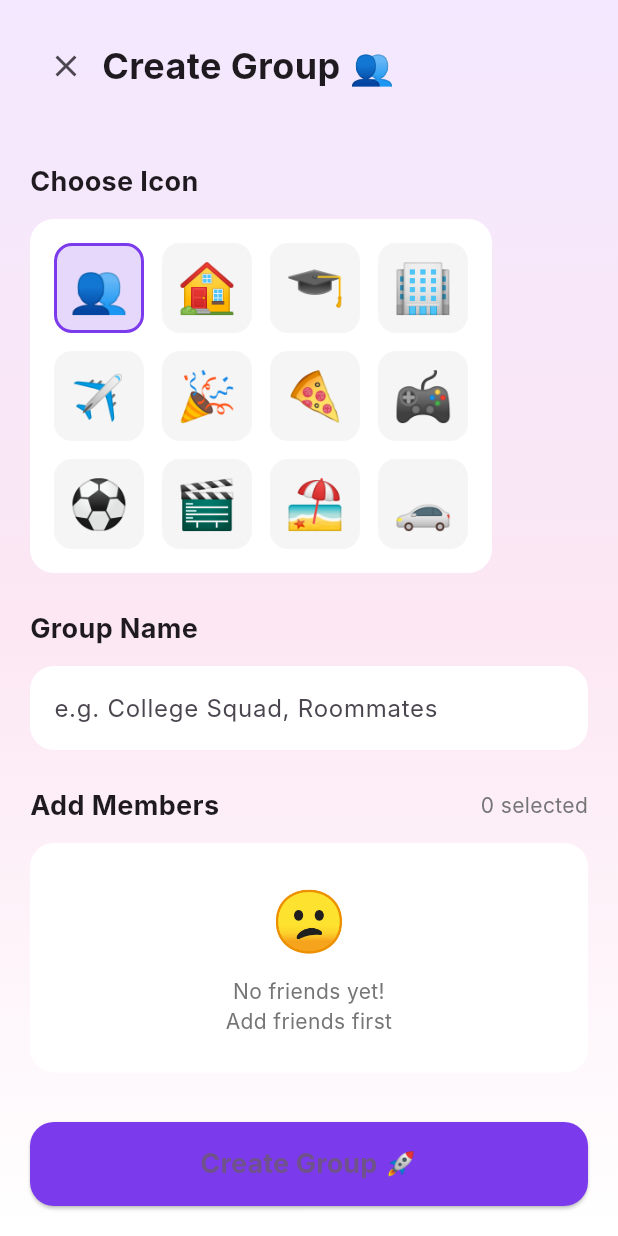
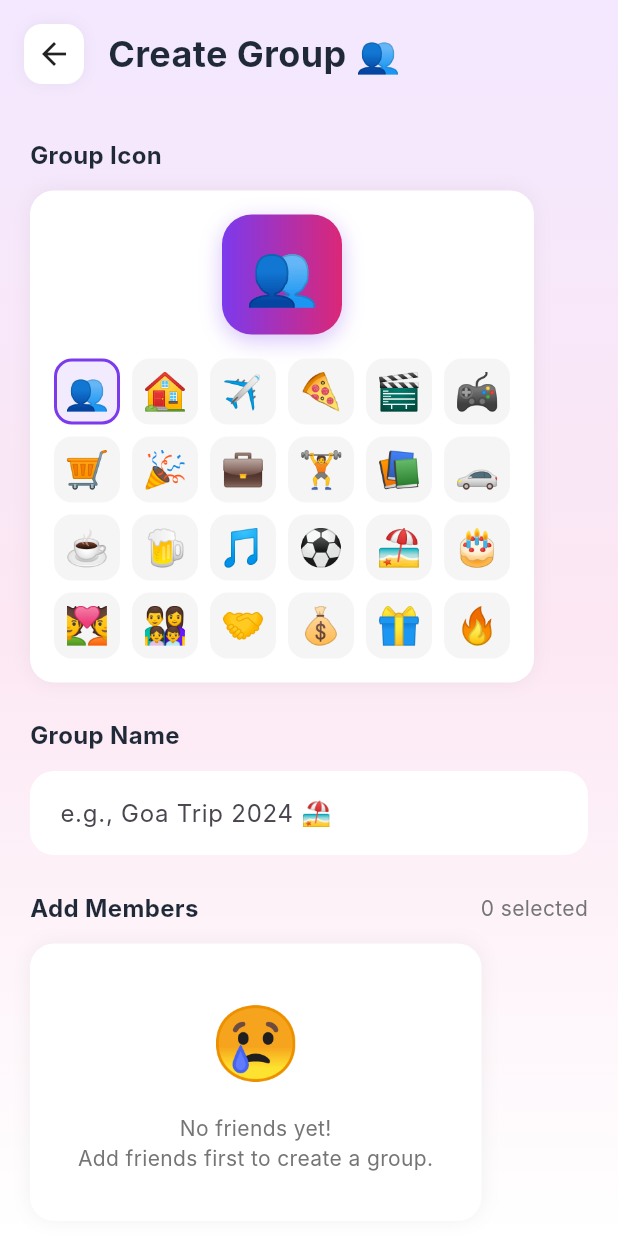
Before and after one commit to lakshyajais29/Expense-Tracker, a Flutter app: the HomeDashboard screen opened directly, after a tap on "Add Group", on a phone screen of 412 x 824 dp. Run offline on Flutter 3.47's test engine with Material 3 defaults, Android fonts, the phone set to English and light mode, and no system bars; our stand-ins replace cloud_firestore, firebase_auth, firebase_core, google_sign_in; accounts and stored records are empty; network calls fail; Roboto replaces fonts that are missing (Inter).

Commit message:
Third Commit

```diff
--- a/lib/screens/groups/create_group_screen.dart
+++ b/lib/screens/groups/create_group_screen.dart
@@ -0,0 +1,530 @@
+// lib/screens/groups/create_group_screen.dart
+
+import 'package:flutter/material.dart';
+import 'package:firebase_auth/firebase_auth.dart';
+import '../../services/firestore_service.dart';
+import '../../models/app_models.dart';
+import '../../utils/toast_helper.dart';
+
+class CreateGroupScreen extends StatefulWidget {
+  const CreateGroupScreen({Key? key}) : super(key: key);
+
+  @override
+  State<CreateGroupScreen> createState() => _CreateGroupScreenState();
+}
+
+class _CreateGroupScreenState extends State<CreateGroupScreen> {
+  final _formKey = GlobalKey<FormState>();
+  final _nameController = TextEditingController();
+  final _firestoreService = FirestoreService();
+
+  String _selectedIcon = '👥';
+  List<AppUser> _friends = [];
+  List<AppUser> _selectedMembers = [];
+  bool _isLoading = false;
+  bool _isFriendsLoading = true;
+
+  // Available group icons
+  final List<String> _groupIcons = [
+    '👥', '🏠', '✈️', '🍕', '🎬', '🎮', '🛒', '🎉',
+    '💼', '🏋️', '📚', '🚗', '☕', '🍺', '🎵', '⚽',
+    '🏖️', '🎂', '💑', '👨‍👩‍👧‍👦', '🤝', '💰', '🎁', '🔥',
+  ];
+
+  @override
+  void initState() {
+    super.initState();
+    _loadFriends();
+  }
+
+  Future<void> _loadFriends() async {
+    try {
+      final currentUser = FirebaseAuth.instance.currentUser;
+      if (currentUser != null) {
+        _firestoreService.getFriends(currentUser.uid).listen((friends) {
+          if (mounted) {
+            setState(() {
+              _friends = friends;
+              _isFriendsLoading = false;
+            });
+          }
+        });
+      }
+    } catch (e) {
+      setState(() => _isFriendsLoading = false);
+    }
+  }
+
+  @override
+  void dispose() {
+    _nameController.dispose();
+    super.dispose();
+  }
+
+  Future<void> _createGroup() async {
+    if (!_formKey.currentState!.validate()) return;
+
+    if (_selectedMembers.isEmpty) {
+      ToastHelper.showError(context, 'Select at least 1 member!');
+      return;
+    }
+
+    setState(() => _isLoading = true);
+
+    try {
+      final currentUser = FirebaseAuth.instance.currentUser;
+      if (currentUser == null) {
+        ToastHelper.showError(context, 'Please login again');
+        return;
+      }
+
+      // Include current user in members
+      final memberIds = [
+        currentUser.uid,
+        ..._selectedMembers.map((m) => m.uid),
+      ];
+
+      final groupId = await _firestoreService.createGroup(
+        name: _nameController.text.trim(),
+        icon: _selectedIcon,
+        memberIds: memberIds,
+        createdBy: currentUser.uid,
+      );
+
+      if (groupId != null) {
+        ToastHelper.showSuccess(context, 'Group "${_nameController.text}" created! 🎉');
+        Navigator.pop(context, true); // Return true to refresh home
+      } else {
+        ToastHelper.showError(context, 'Failed to create group');
+      }
+    } catch (e) {
+      ToastHelper.showError(context, 'Error: $e');
+    } finally {
+      if (mounted) {
+        setState(() => _isLoading = false);
+      }
+    }
+  }
+
+  @override
+  Widget build(BuildContext context) {
+    return Scaffold(
+      body: Container(
+        decoration: const BoxDecoration(
+          gradient: LinearGradient(
+            begin: Alignment.topCenter,
+            end: Alignment.bottomCenter,
+            colors: [
+              Color(0xFFF3E8FF),
+              Color(0xFFFCE7F3),
+              Colors.white,
+            ],
+          ),
+        ),
+        child: SafeArea(
+          child: Column(
+            children: [
+              _buildAppBar(),
+              Expanded(
+                child: SingleChildScrollView(
+                  padding: const EdgeInsets.all(20),
+                  child: Form(
+                    key: _formKey,
+                    child: Column(
+                      crossAxisAlignment: CrossAxisAlignment.start,
+                      children: [
+                        _buildIconSelector(),
+                        const SizedBox(height: 24),
+                        _buildNameField(),
+                        const SizedBox(height: 24),
+                        _buildMembersSection(),
+                        const SizedBox(height: 32),
+                        _buildCreateButton(),
+                      ],
+                    ),
+                  ),
+                ),
+              ),
+            ],
+          ),
+        ),
+      ),
+    );
+  }
+
+  Widget _buildAppBar() {
+    return Container(
+      padding: const EdgeInsets.all(16),
+      child: Row(
+        children: [
+          InkWell(
+            onTap: () => Navigator.pop(context),
+            child: Container(
+              padding: const EdgeInsets.all(8),
+              decoration: BoxDecoration(
+                color: Colors.white,
+                borderRadius: BorderRadius.circular(12),
+                boxShadow: [
+                  BoxShadow(
+                    color: Colors.black.withOpacity(0.05),
+                    blurRadius: 8,
+                  ),
+                ],
+              ),
+              child: const Icon(Icons.arrow_back, size: 24),
+            ),
+          ),
+          const SizedBox(width: 16),
+          const Text(
+            'Create Group 👥',
+            style: TextStyle(
+              fontSize: 24,
+              fontWeight: FontWeight.bold,
+              color: Color(0xFF1F2937),
+            ),
+          ),
+        ],
+      ),
+    );
+  }
+
+  Widget _buildIconSelector() {
+    return Column(
+      crossAxisAlignment: CrossAxisAlignment.start,
+      children: [
+        const Text(
+          'Group Icon',
+          style: TextStyle(
+            fontSize: 16,
+            fontWeight: FontWeight.bold,
+            color: Color(0xFF1F2937),
+          ),
+        ),
+        const SizedBox(height: 12),
+        Container(
+          padding: const EdgeInsets.all(16),
+          decoration: BoxDecoration(
+            color: Colors.white,
+            borderRadius: BorderRadius.circular(16),
+            boxShadow: [
+              BoxShadow(
+                color: Colors.black.withOpacity(0.05),
+                blurRadius: 10,
+              ),
+            ],
+          ),
+          child: Column(
+            children: [
+              // Selected icon preview
+              Container(
+                width: 80,
+                height: 80,
+                decoration: BoxDecoration(
+                  gradient: const LinearGradient(
+                    colors: [Color(0xFF7C3AED), Color(0xFFDB2777)],
+                  ),
+                  borderRadius: BorderRadius.circular(20),
+                  boxShadow: [
+                    BoxShadow(
+                      color: const Color(0xFF7C3AED).withOpacity(0.3),
+                      blurRadius: 12,
+                      offset: const Offset(0, 4),
+                    ),
+                  ],
+                ),
+                child: Center(
+                  child: Text(
+                    _selectedIcon,
+                    style: const TextStyle(fontSize: 40),
+                  ),
+                ),
+              ),
+              const SizedBox(height: 16),
+              // Icon grid
+              Wrap(
+                spacing: 8,
+                runSpacing: 8,
+                children: _groupIcons.map((icon) {
+                  final isSelected = icon == _selectedIcon;
+                  return InkWell(
+                    onTap: () => setState(() => _selectedIcon = icon),
+                    child: Container(
+                      width: 44,
+                      height: 44,
+                      decoration: BoxDecoration(
+                        color: isSelected
+                            ? const Color(0xFF7C3AED).withOpacity(0.1)
+                            : Colors.grey[100],
+                        borderRadius: BorderRadius.circular(12),
+                        border: isSelected
+                            ? Border.all(color: const Color(0xFF7C3AED), width: 2)
+                            : null,
+                      ),
+                      child: Center(
+                        child: Text(icon, style: const TextStyle(fontSize: 24)),
+                      ),
+                    ),
+                  );
+                }).toList(),
+              ),
+            ],
+          ),
+        ),
+      ],
+    );
+  }
+
+  Widget _buildNameField() {
+    return Column(
+      crossAxisAlignment: CrossAxisAlignment.start,
+      children: [
+        const Text(
+          'Group Name',
+          style: TextStyle(
+            fontSize: 16,
+            fontWeight: FontWeight.bold,
+            color: Color(0xFF1F2937),
+          ),
+        ),
+        const SizedBox(height: 12),
+        TextFormField(
+          controller: _nameController,
+          decoration: InputDecoration(
+            hintText: 'e.g., Goa Trip 2024 🏖️',
+            filled: true,
+            fillColor: Colors.white,
+            border: OutlineInputBorder(
+              borderRadius: BorderRadius.circular(16),
+              borderSide: BorderSide.none,
+            ),
+            enabledBorder: OutlineInputBorder(
+              borderRadius: BorderRadius.circular(16),
+              borderSide: BorderSide.none,
+            ),
+            focusedBorder: OutlineInputBorder(
+              borderRadius: BorderRadius.circular(16),
+              borderSide: const BorderSide(color: Color(0xFF7C3AED), width: 2),
+            ),
+            errorBorder: OutlineInputBorder(
+              borderRadius: BorderRadius.circular(16),
+              borderSide: const BorderSide(color: Colors.red),
+            ),
+            contentPadding: const EdgeInsets.all(16),
+          ),
+          validator: (value) {
+            if (value == null || value.trim().isEmpty) {
+              return 'Please enter a group name';
+            }
+            if (value.trim().length < 2) {
+              return 'Name must be at least 2 characters';
+            }
+            return null;
+          },
+        ),
+      ],
+    );
+  }
+
+  Widget _buildMembersSection() {
+    return Column(
+      crossAxisAlignment: CrossAxisAlignment.start,
+      children: [
+        Row(
+          mainAxisAlignment: MainAxisAlignment.spaceBetween,
+          children: [
+            const Text(
+              'Add Members',
+              style: TextStyle(
+                fontSize: 16,
+                fontWeight: FontWeight.bold,
+                color: Color(0xFF1F2937),
+              ),
+            ),
+            Text(
+              '${_selectedMembers.length} selected',
+              style: TextStyle(
+                fontSize: 14,
+                color: Colors.grey[600],
+              ),
+            ),
+          ],
+        ),
+        const SizedBox(height: 12),
+
+        // Selected members chips
+        if (_selectedMembers.isNotEmpty) ...[
+          Wrap(
+            spacing: 8,
+            runSpacing: 8,
+            children: _selectedMembers.map((member) {
+              return Chip(
+                avatar: CircleAvatar(
+                  backgroundColor: const Color(0xFF7C3AED),
+                  child: Text(
+                    member.avatar,
+                    style: const TextStyle(fontSize: 14),
+                  ),
+                ),
+                label: Text(member.name),
+                deleteIcon: const Icon(Icons.close, size: 18),
+                onDeleted: () {
+                  setState(() {
+                    _selectedMembers.remove(member);
+                  });
+                },
+                backgroundColor: const Color(0xFFF3E8FF),
+                side: BorderSide.none,
+              );
+            }).toList(),
+          ),
+          const SizedBox(height: 16),
+        ],
+
+        // Friends list
+        Container(
+          decoration: BoxDecoration(
+            color: Colors.white,
+            borderRadius: BorderRadius.circular(16),
+            boxShadow: [
+              BoxShadow(
+                color: Colors.black.withOpacity(0.05),
+                blurRadius: 10,
+              ),
+            ],
+          ),
+          child: _isFriendsLoading
+              ? const Padding(
+            padding: EdgeInsets.all(32),
+            child: Center(child: CircularProgressIndicator()),
+          )
+              : _friends.isEmpty
+              ? Padding(
+            padding: const EdgeInsets.all(32),
+            child: Column(
+              children: [
+                const Text('😢', style: TextStyle(fontSize: 48)),
+                const SizedBox(height: 12),
+                Text(
+                  'No friends yet!\nAdd friends first to create a group.',
+                  textAlign: TextAlign.center,
+                  style: TextStyle(color: Colors.grey[600]),
+                ),
+              ],
+            ),
+          )
+              : ListView.separated(
+            shrinkWrap: true,
+            physics: const NeverScrollableScrollPhysics(),
+            itemCount: _friends.length,
+            separatorBuilder: (_, __) => Divider(
+              height: 1,
+              color: Colors.grey[200],
+            ),
+            itemBuilder: (context, index) {
+              final friend = _friends[index];
+              final isSelected = _selectedMembers.contains(friend);
+
+              return ListTile(
+                onTap: () {
+                  setState(() {
+                    if (isSelected) {
+                      _selectedMembers.remove(friend);
+                    } else {
+                      _selectedMembers.add(friend);
+                    }
+                  });
+                },
+                leading: Container(
+                  width: 44,
+                  height: 44,
+                  decoration: BoxDecoration(
+                    gradient: const LinearGradient(
+                      colors: [Color(0xFF7C3AED), Color(0xFFDB2777)],
+                    ),
+                    borderRadius: BorderRadius.circular(12),
+                  ),
+                  child: Center(
+                    child: Text(
+                      friend.avatar,
+                      style: const TextStyle(fontSize: 24),
+                    ),
+                  ),
+                ),
+                title: Text(
+                  friend.name,
+                  style: const TextStyle(fontWeight: FontWeight.w600),
+                ),
+                subtitle: Text(
+                  friend.email,
+                  style: TextStyle(
+                    fontSize: 12,
+                    color: Colors.grey[600],
+                  ),
+                ),
+                trailing: Container(
+                  width: 28,
+                  height: 28,
+                  decoration: BoxDecoration(
+                    shape: BoxShape.circle,
+                    color: isSelected
+                        ? const Color(0xFF7C3AED)
+                        : Colors.grey[200],
+                  ),
+                  child: isSelected
+                      ? const Icon(
+                    Icons.check,
+                    color: Colors.white,
+                    size: 18,
+                  )
+                      : null,
+                ),
+              );
+            },
+          ),
+        ),
+      ],
+    );
+  }
+
+  Widget _buildCreateButton() {
+    return SizedBox(
+      width: double.infinity,
+      child: ElevatedButton(
+        onPressed: _isLoading ? null : _createGroup,
+        style: ElevatedButton.styleFrom(
+          padding: const EdgeInsets.symmetric(vertical: 16),
+          shape: RoundedRectangleBorder(
+            borderRadius: BorderRadius.circular(16),
+          ),
+          elevation: 0,
+          backgroundColor: const Color(0xFF7C3AED),
+          disabledBackgroundColor: Colors.grey[300],
+        ),
+        child: _isLoading
+            ? const SizedBox(
+          width: 24,
+          height: 24,
+          child: CircularProgressIndicator(
+            strokeWidth: 2,
+            color: Colors.white,
+          ),
+        )
+            : const Row(
+          mainAxisAlignment: MainAxisAlignment.center,
+          children: [
+            Icon(Icons.add_circle_outline, color: Colors.white),
+            SizedBox(width: 8),
+            Text(
+              'Create Group',
+              style: TextStyle(
+                fontSize: 18,
+                fontWeight: FontWeight.bold,
+                color: Colors.white,
+              ),
+            ),
+          ],
+        ),
+      ),
+    );
+  }
+}
--- a/lib/screens/home/home_dashboard.dart
+++ b/lib/screens/home/home_dashboard.dart
@@ -2,13 +2,13 @@
 
 import 'package:flutter/material.dart';
 import 'package:firebase_auth/firebase_auth.dart';
-import 'package:cloud_firestore/cloud_firestore.dart';
 import '../../services/auth_service.dart';
 import '../../services/firestore_service.dart';
 import '../../models/app_models.dart';
 import '../friends/add_friends_screen.dart';
-import '../groups/create_group_screen.dart';
+import '../groups/create_group_screen.dart' as groups;
 import '../groups/group_details_screen.dart';
+
 
 class HomeDashboard extends StatefulWidget {
   const HomeDashboard({Key? key}) : super(key: key);
@@ -97,12 +97,12 @@ class _HomeDashboardState extends State<HomeDashboard>
                   ],
                 ),
               ),
+              // ✅ Fixed: Bottom buttons inside Column instead of FloatingActionButton
+              _buildBottomButtons(),
             ],
           ),
         ),
       ),
-      floatingActionButton: _buildFloatingActionButton(),
-      floatingActionButtonLocation: FloatingActionButtonLocation.centerFloat,
     );
   }
 
@@ -210,6 +210,7 @@ class _HomeDashboardState extends State<HomeDashboard>
           fontSize: 14,
           fontWeight: FontWeight.bold,
         ),
+        dividerColor: Colors.transparent,
         tabs: const [
           Tab(text: '👥 Groups'),
           Tab(text: '👫 Friends'),
@@ -227,21 +228,19 @@ class _HomeDashboardState extends State<HomeDashboard>
           return const Center(child: CircularProgressIndicator());
         }
 
+        if (snapshot.hasError) {
+          return Center(
+            child: Text('Error: ${snapshot.error}'),
+          );
+        }
+
         if (!snapshot.hasData || snapshot.data!.isEmpty) {
           return _buildEmptyState(
             emoji: '👥',
             title: 'No Groups Yet',
             subtitle: 'Create a group and start\nsplitting expenses!',
             buttonText: 'Create First Group',
-            onPressed: () async {
-              final result = await Navigator.push(
-                context,
-                MaterialPageRoute(builder: (context) => const CreateGroupScreen()),
-              );
-              if (result == true) {
-                setState(() {});
-              }
-            },
+            onPressed: _navigateToCreateGroup,
           );
         }
 
@@ -364,7 +363,7 @@ class _HomeDashboardState extends State<HomeDashboard>
                       ),
                       const SizedBox(height: 4),
                       Text(
-                        '₹${totalExpenses.toStringAsFixed(2)}',
+                        '₹${totalExpenses.toStringAsFixed(0)}',
                         style: const TextStyle(
                           fontSize: 20,
                           fontWeight: FontWeight.bold,
@@ -385,7 +384,7 @@ class _HomeDashboardState extends State<HomeDashboard>
                       ),
                       const SizedBox(height: 4),
                       Text(
-                        '₹${userBalance.abs().toStringAsFixed(2)}',
+                        '₹${userBalance.abs().toStringAsFixed(0)}',
                         style: TextStyle(
                           fontSize: 20,
                           fontWeight: FontWeight.bold,
@@ -417,12 +416,7 @@ class _HomeDashboardState extends State<HomeDashboard>
             title: 'No Friends Added',
             subtitle: 'Search and add your squad\nto start tracking expenses!',
             buttonText: 'Add Friends',
-            onPressed: () {
-              Navigator.push(
-                context,
-                MaterialPageRoute(builder: (context) => const AddFriendsScreen()),
-              );
-            },
+            onPressed: _navigateToAddFriends,
           );
         }
 
@@ -519,10 +513,7 @@ class _HomeDashboardState extends State<HomeDashboard>
         child: Column(
           mainAxisAlignment: MainAxisAlignment.center,
           children: [
-            Text(
-              emoji,
-              style: const TextStyle(fontSize: 80),
-            ),
+            Text(emoji, style: const TextStyle(fontSize: 80)),
             const SizedBox(height: 24),
             Text(
               title,
@@ -546,15 +537,13 @@ class _HomeDashboardState extends State<HomeDashboard>
             ElevatedButton(
               onPressed: onPressed,
               style: ElevatedButton.styleFrom(
-                padding: const EdgeInsets.symmetric(
-                  horizontal: 32,
-                  vertical: 16,
-                ),
+                padding: const EdgeInsets.symmetric(horizontal: 32, vertical: 16),
                 shape: RoundedRectangleBorder(
                   borderRadius: BorderRadius.circular(16),
                 ),
                 elevation: 0,
                 backgroundColor: const Color(0xFF7C3AED),
+                foregroundColor: Colors.white,
               ),
               child: Text(
                 buttonText,
@@ -570,36 +559,28 @@ class _HomeDashboardState extends State<HomeDashboard>
     );
   }
 
-  Widget _buildFloatingActionButton() {
+  // ✅ Fixed: Bottom buttons with proper padding to prevent overflow
+  Widget _buildBottomButtons() {
     return Container(
-      padding: const EdgeInsets.symmetric(horizontal: 20),
+      padding: const EdgeInsets.fromLTRB(16, 12, 16, 16),
       child: Row(
-        mainAxisAlignment: MainAxisAlignment.spaceEvenly,
         children: [
-          _buildQuickActionButton(
+          Expanded(
+            child: _buildQuickActionButton(
               icon: Icons.group_add,
               label: 'Add Group',
               gradient: const [Color(0xFF7C3AED), Color(0xFFDB2777)],
-            onTap: () async {
-              final result = await Navigator.push(
-                context,
-                MaterialPageRoute(builder: (context) => const CreateGroupScreen()),
-              );
-              if (result == true) {
-                setState(() {});
-              }
-            },
+              onTap: _navigateToCreateGroup,
             ),
-          _buildQuickActionButton(
+          ),
+          const SizedBox(width: 12),
+          Expanded(
+            child: _buildQuickActionButton(
               icon: Icons.person_add,
               label: 'Add Friends',
               gradient: const [Color(0xFFDB2777), Color(0xFFF59E0B)],
-            onTap: () {
-              Navigator.push(
-                context,
-                MaterialPageRoute(builder: (context) => const AddFriendsScreen()),
-              );
-            },
+              onTap: _navigateToAddFriends,
+            ),
           ),
         ],
       ),
@@ -614,8 +595,9 @@ class _HomeDashboardState extends State<HomeDashboard>
   }) {
     return InkWell(
       onTap: onTap,
+      borderRadius: BorderRadius.circular(16),
       child: Container(
-        padding: const EdgeInsets.symmetric(horizontal: 24, vertical: 16),
+        padding: const EdgeInsets.symmetric(horizontal: 16, vertical: 14),
         decoration: BoxDecoration(
           gradient: LinearGradient(colors: gradient),
           borderRadius: BorderRadius.circular(16),
@@ -628,21 +610,41 @@ class _HomeDashboardState extends State<HomeDashboard>
           ],
         ),
         child: Row(
-          mainAxisSize: MainAxisSize.min,
+          mainAxisAlignment: MainAxisAlignment.center,
           children: [
-            Icon(icon, color: Colors.white, size: 24),
+            Icon(icon, color: Colors.white, size: 22),
             const SizedBox(width: 8),
-            Text(
+            Flexible(
+              child: Text(
                 label,
                 style: const TextStyle(
                   color: Colors.white,
-                fontSize: 16,
+                  fontSize: 14,
                   fontWeight: FontWeight.bold,
+                ),
+                overflow: TextOverflow.ellipsis,
               ),
             ),
           ],
         ),
       ),
+    );
+  }
+
+  void _navigateToCreateGroup() async {
+    final result = await Navigator.push(
+      context,
+        MaterialPageRoute(builder: (context) => const groups.CreateGroupScreen()),
+    );
+    if (result == true && mounted) {
+      setState(() {}); // Refresh the page
+    }
+  }
+
+  void _navigateToAddFriends() {
+    Navigator.push(
+      context,
+      MaterialPageRoute(builder: (context) => const AddFriendsScreen()),
     );
   }
 
```
Also changed, not shown: lib/main.dart (+9 -8 lines), lib/utils/toast_helper.dart (added, +41 -0 lines). Lines whose indentation alone changed are shown as unchanged.
